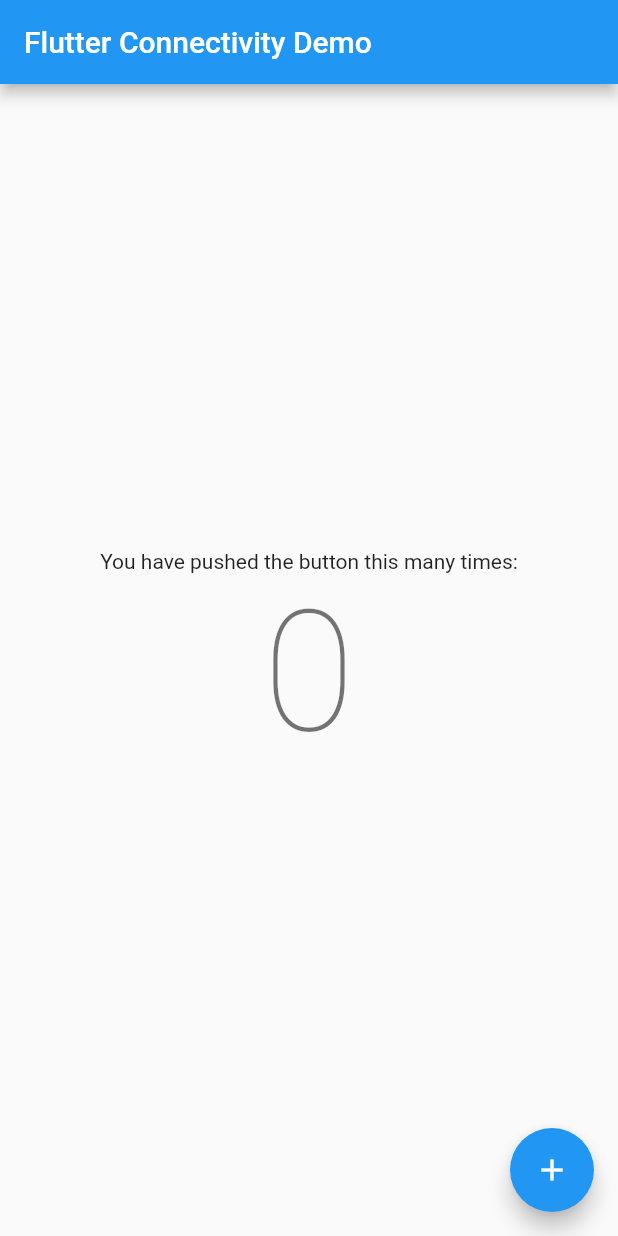
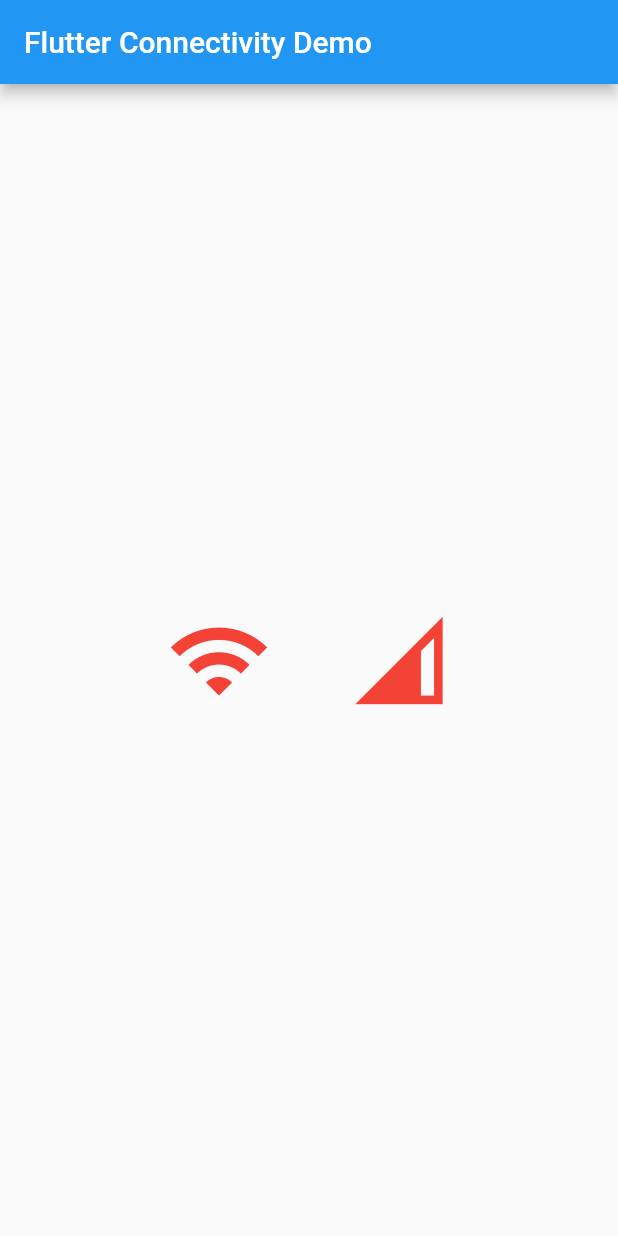
Before and after one commit to mainawycliffe/flutter_connectivity_demo, a Flutter app: the screen it shows after launch, on a phone screen of 412 x 824 dp. Run offline on Flutter 3.47's test engine with Material 2 defaults, Android fonts, the phone set to English and light mode, and no system bars.

Commit message:
updated UI

```diff
--- a/lib/main.dart
+++ b/lib/main.dart
@@ -27,14 +27,6 @@ class MyHomePage extends StatefulWidget {
 }
 
 class _MyHomePageState extends State<MyHomePage> {
-  int _counter = 0;
-
-  void _incrementCounter() {
-    setState(() {
-      _counter++;
-    });
-  }
-
   @override
   Widget build(BuildContext context) {
     return Scaffold(
@@ -42,24 +34,25 @@ class _MyHomePageState extends State<MyHomePage> {
         title: Text(widget.title),
       ),
       body: Center(
-        child: Column(
+        child: Row(
           mainAxisAlignment: MainAxisAlignment.center,
           children: <Widget>[
-            Text(
-              'You have pushed the button this many times:',
+            Icon(
+              Icons.wifi,
+              size: 70,
+              color: Colors.red,
             ),
-            Text(
-              '$_counter',
-              style: Theme.of(context).textTheme.display4,
+            SizedBox(
+              width: 50,
+            ),
+            Icon(
+              Icons.network_cell,
+              color: Colors.red,
+              size: 70,
             ),
           ],
         ),
       ),
-      floatingActionButton: FloatingActionButton(
-        onPressed: _incrementCounter,
-        tooltip: 'Increment',
-        child: Icon(Icons.add),
-      ),
     );
   }
 }
```
